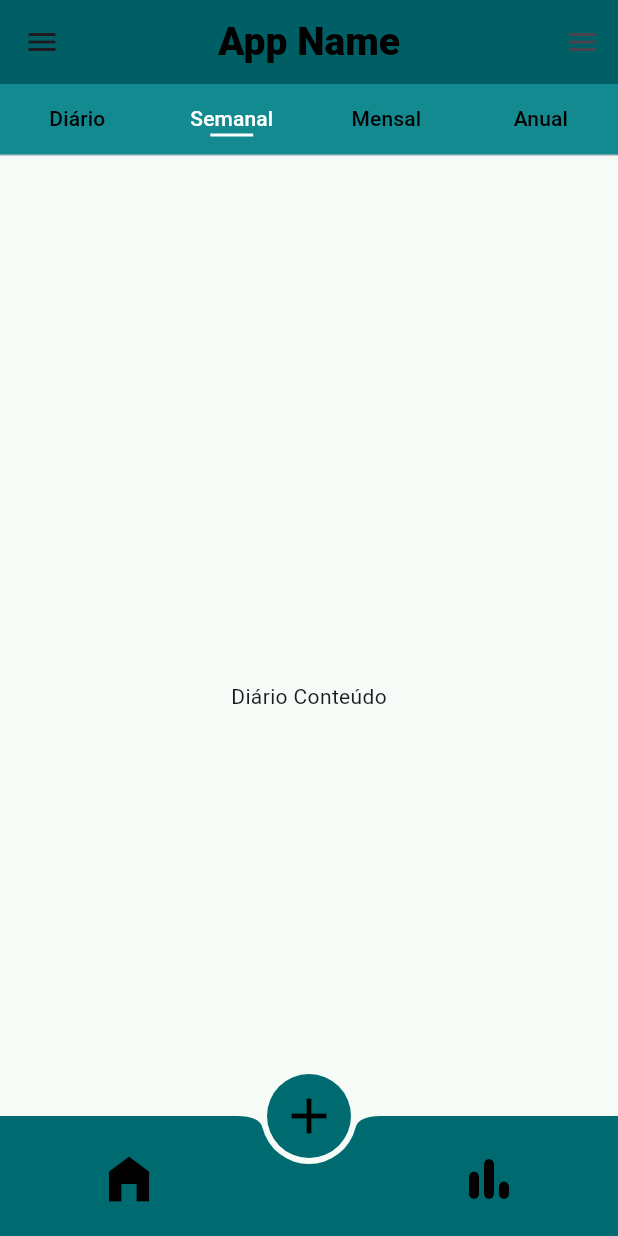
After one commit to Sofislt/Projeto_PMovel_App, a Flutter app: the screen it shows after launch, tab 2 chosen, on a phone screen of 412 x 824 dp. The commit adds this screen. Run offline on Flutter 3.47's test engine with Material 3 defaults, Android fonts, the phone set to English and light mode, and no system bars; our stand-ins replace font_awesome_flutter, google_fonts.

Commit message:
criando PathPage e o widget TaskCard

```diff
--- a/lib/menuAvatar.dart
+++ b/lib/menuAvatar.dart
@@ -2,6 +2,7 @@ import 'package:flutter/cupertino.dart';
 import 'package:flutter/material.dart';
 import 'package:font_awesome_flutter/font_awesome_flutter.dart';
 import 'package:google_fonts/google_fonts.dart';
+import 'pathPage.dart';
 
 class menuAvatar extends StatefulWidget {
   const menuAvatar ({super.key});
@@ -29,7 +30,6 @@ class _menuAvatar extends State<menuAvatar> {
           bottomNavigationBar: buildBottomAppBar(),
         ),
       ),
-
     );
   }
 }
@@ -172,7 +172,9 @@ buildBody() {
             ],
           )
       ),
-      Expanded(
+      PathPage(),
+      /*CHAMAR O PATHPAGE*/
+      /*Expanded(
         child: TabBarView(
           children: [
             ListView(
@@ -208,6 +210,7 @@ buildBody() {
           ],
         ),
       ),
+      */
     ],
   );
 }
--- /dev/null
+++ b/lib/pathPage.dart
@@ -0,0 +1,52 @@
+import 'package:flutter/cupertino.dart';
+import 'package:flutter/material.dart';
+import 'TaskCard.dart';
+
+class PathPage extends StatefulWidget {
+  const PathPage({super.key});
+
+  @override
+  State<PathPage> createState() => _PathPageState();
+}
+
+class _PathPageState extends State<PathPage> {
+  @override
+  Widget build(BuildContext context) {
+    return Expanded(
+      child: TabBarView(
+        children: [
+          ListView(
+            padding: EdgeInsets.all(16.0),
+            children: [
+              Container(
+                width: 60,
+                height: 60,
+                margin: const EdgeInsets.only(top: 20.0,bottom: 40.0),
+                decoration: BoxDecoration(
+                  color: Color(0xFF006A71),// border color
+                  shape: BoxShape.circle,
+                ),
+              ),
+              Container(
+                width: 60,
+                height: 60,
+                decoration: BoxDecoration(
+                  color: Color(0xFF006A71),// border color
+                  shape: BoxShape.circle,
+                ),
+              ),
+              ListTile(title: Text('Diário - Item 1')),
+              ListTile(title: Text('Diário - Item 2')),
+              ListTile(title: Text('Diário - Item 3')),
+              TaskCard(titulo: 'Ler o roteiro da feira literária', descricao: '17 páginas',),
+            ],
+          ),
+          Center(child: Text("Diário Conteúdo")),
+          Center(child: Text("Semanal Conteúdo")),
+          Center(child: Text("Mensal Conteúdo")),
+          Center(child: Text("Anual Conteúdo")),
+        ],
+      ),
+    );
+  }
+}
```
Also changed, not shown: lib/TaskCard.dart (added, +45 -0 lines), pubspec.lock.
